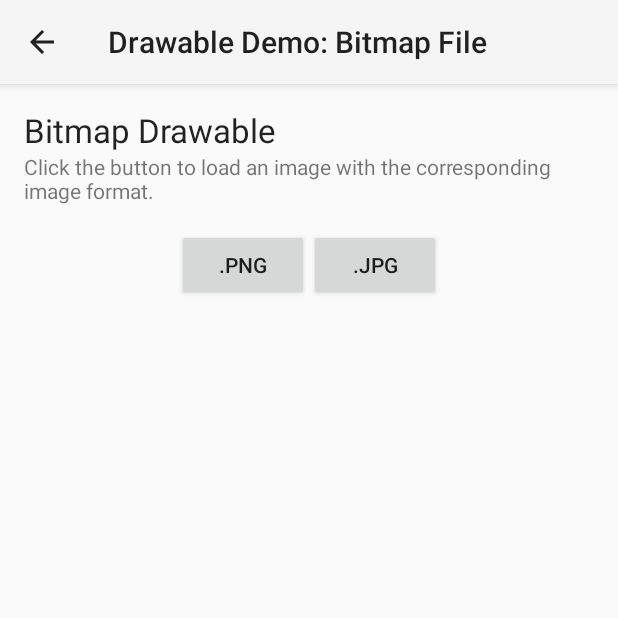
After one commit to LVCDeveloper/DrawableObjects-Repository, an Android app: the BitmapActivity screen opened directly, with no data from a screen before it, on a phone screen of 412 x 824 dp, the top half of it. The commit adds this screen. Run offline under Robolectric (Android 15) with nearby library versions, the phone set to English and light mode, and no system bars.

Commit message:
Created Bitmap Activity
The Bitmap Activity demonstrate the use of Bitmap Drawable to load an
.png image and an .jpg image.

```diff
--- /dev/null
+++ b/DrawableObjects/app/src/main/java/com/luongvc/studying/drawableobjects/BitmapActivity.java
@@ -0,0 +1,59 @@
+package com.luongvc.studying.drawableobjects;
+
+import android.app.ActionBar;
+import android.app.Activity;
+import android.content.Intent;
+import android.os.Bundle;
+import android.util.Log;
+import android.view.MenuItem;
+
+// This bitmap activity will demonstrate the use of bitmap drawable to display images in both
+// png and jpg format.
+//
+public class BitmapActivity
+    extends Activity
+{
+    //////////////////////////////////////////////////
+    // Constant Data Members
+
+    private static final String TAG = BitmapActivity.class.getSimpleName();
+
+    //////////////////////////////////////////////////
+    // Override Methods
+
+    @Override
+    public void onCreate( Bundle savedInstanceState )
+    {
+        Log.d( TAG, "onCreate()" );
+        super.onCreate( savedInstanceState );
+
+        // Create and add Bitmap fragment
+        BitmapFragment fragment = new BitmapFragment();
+        getFragmentManager().beginTransaction()
+                .add( android.R.id.content ,
+                        fragment , fragment.getClass().getSimpleName() )
+                .commit();
+
+        // Setup ActionBar so that the title icon is clickable
+        ActionBar actionBar = getActionBar();
+        actionBar.setDisplayHomeAsUpEnabled( true );
+    }
+
+    @Override
+    public boolean onOptionsItemSelected( MenuItem item )
+    {
+        Log.d( TAG , "onOptionsItemSelected" );
+
+        switch( item.getItemId() )
+        {
+            case android.R.id.home:
+                Log.d( TAG , "Starting home activity" );
+                Intent homeActivity = new Intent( this , MainActivity.class )
+                        .setFlags( Intent.FLAG_ACTIVITY_CLEAR_TOP );
+                startActivity( homeActivity );
+                break;
+        }
+
+        return super.onOptionsItemSelected( item );
+    }
+}
--- /dev/null
+++ b/DrawableObjects/app/src/main/java/com/luongvc/studying/drawableobjects/BitmapFragment.java
@@ -0,0 +1,104 @@
+package com.luongvc.studying.drawableobjects;
+
+import android.app.Fragment;
+import android.graphics.drawable.Drawable;
+import android.os.Bundle;
+import android.util.Log;
+import android.view.LayoutInflater;
+import android.view.View;
+import android.view.ViewGroup;
+import android.widget.Button;
+import android.widget.ImageView;
+
+// This fragment will display the variation of bitmap drawables.
+//
+public class BitmapFragment
+    extends Fragment
+{
+    //////////////////////////////////////////////////
+    // Constant Data Members
+
+    private static final String TAG = BitmapFragment.class.getSimpleName();
+
+    //////////////////////////////////////////////////
+    // View Controls
+
+    private Button mBtnPng;
+    private Button mBtnJpg;
+    private ImageView mImgDisplay;
+
+    //////////////////////////////////////////////////
+    // Override Methods
+
+    public View onCreateView( LayoutInflater inflater , ViewGroup container ,
+                              Bundle savedInstanceState )
+    {
+        Log.d( TAG , "onCreateView()" );
+
+        View view = inflater.inflate( R.layout.fragment_bitmap , null , false );
+
+        initViewControls( view );
+        regViewListeners( view );
+
+        return view;
+    }
+
+    //////////////////////////////////////////////////
+    // Protected Methods
+
+    // Initialize view controls to an object variable.
+    //
+    protected void initViewControls( View view )
+    {
+        Log.d( TAG , "initViewControls()" );
+
+        mBtnPng     = (Button)view.findViewById( R.id.bitmap_btn_png );
+        mBtnJpg     = (Button)view.findViewById( R.id.bitmap_btn_jpg );
+        mImgDisplay = (ImageView)view.findViewById( R.id.bitmap_img );
+    }
+
+    // Register listeners to a view controls.
+    //
+    protected void regViewListeners( View view )
+    {
+        Log.d( TAG , "regViewListeners()" );
+
+        mBtnPng.setOnClickListener( new View.OnClickListener()
+        {
+            @Override
+            public void onClick( View v )
+            {
+                displayPngImage();
+            }
+        } );
+
+        mBtnJpg.setOnClickListener( new View.OnClickListener()
+        {
+            @Override
+            public void onClick( View v )
+            {
+                displayJpgImage();
+            }
+        } );
+    }
+
+    // This function will set the display image to view an .png image.
+    //
+    protected void displayPngImage()
+    {
+        Log.d( TAG , "displayPngImage()" );
+
+        mImgDisplay.setImageResource( R.drawable.scapegoat_png );
+        mImgDisplay.setAdjustViewBounds( true );
+    }
+
+    // This function will set the display image to view an .png image.
+    //
+    protected void displayJpgImage()
+    {
+        Log.d( TAG, "displayJpgImage()" );
+
+        mImgDisplay.setImageResource( R.drawable.scapegoat_jpg );
+        mImgDisplay.setAdjustViewBounds( true );
+    }
+}
--- /dev/null
+++ b/DrawableObjects/app/src/main/res/layout/fragment_bitmap.xml
@@ -0,0 +1,59 @@
+<?xml version="1.0" encoding="utf-8"?>
+<RelativeLayout
+    xmlns:android="http://schemas.android.com/apk/res/android"
+    android:layout_width="match_parent"
+    android:layout_height="match_parent"
+    android:paddingLeft="@dimen/activity_horizontal_margin"
+    android:paddingRight="@dimen/activity_horizontal_margin"
+    android:paddingTop="@dimen/activity_vertical_margin"
+    android:paddingBottom="@dimen/activity_vertical_margin">
+
+    <TextView
+        android:layout_width="match_parent"
+        android:layout_height="wrap_content"
+        android:layout_alignParentStart="true"
+        android:textAppearance="?android:textAppearanceLarge"
+        android:id="@+id/bitmap_txt_header"
+        android:text="@string/bitmap_txt_header" />
+
+    <TextView
+        android:layout_width="match_parent"
+        android:layout_height="wrap_content"
+        android:layout_below="@id/bitmap_txt_header"
+        android:layout_marginBottom="@dimen/separator_margin"
+        android:textAppearance="?android:textAppearanceSmall"
+        android:id="@+id/bitmap_txt_description"
+        android:text="@string/bitmap_txt_description" />
+
+    <TextView
+        android:layout_width="wrap_content"
+        android:layout_height="wrap_content"
+        android:layout_below="@id/bitmap_txt_description"
+        android:layout_centerHorizontal="true"
+        android:id="@+id/bitmap_txt_button_separator"/>
+
+    <Button
+        android:layout_width="wrap_content"
+        android:layout_height="wrap_content"
+        android:layout_alignTop="@id/bitmap_txt_button_separator"
+        android:layout_toStartOf="@id/bitmap_txt_button_separator"
+        android:id="@+id/bitmap_btn_png"
+        android:text="@string/bitmap_btn_png"/>
+
+    <Button
+        android:layout_width="wrap_content"
+        android:layout_height="wrap_content"
+        android:layout_alignTop="@id/bitmap_txt_button_separator"
+        android:layout_toEndOf="@id/bitmap_txt_button_separator"
+        android:id="@+id/bitmap_btn_jpg"
+        android:text="@string/bitmap_btn_jpg"/>
+
+    <ImageView
+        android:layout_width="wrap_content"
+        android:layout_height="wrap_content"
+        android:layout_below="@id/bitmap_txt_button_separator"
+        android:paddingTop="@dimen/separator_margin"
+        android:layout_marginTop="@dimen/separator_margin"
+        android:id="@+id/bitmap_img"/>
+
+</RelativeLayout>
--- a/DrawableObjects/app/src/main/res/values/dimens.xml
+++ b/DrawableObjects/app/src/main/res/values/dimens.xml
@@ -2,6 +2,7 @@
     <!-- Default screen margins, per the Android Design guidelines. -->
     <dimen name="activity_horizontal_margin">16dp</dimen>
     <dimen name="activity_vertical_margin">16dp</dimen>
+    <dimen name="separator_margin">16dp</dimen>
 
     <!-- Shape dimensions -->
     <dimen name="shape_stroke_size">2dp</dimen>
--- /dev/null
+++ b/DrawableObjects/app/src/main/res/values/strings_bitmap.xml
@@ -0,0 +1,10 @@
+<?xml version="1.0" encoding="utf-8"?>
+<resources>
+
+    <!-- Bitmap Activity -->
+    <string name="bitmap_txt_header">Bitmap Drawable</string>
+    <string name="bitmap_txt_description">Click the button to load an image with the corresponding image format.</string>
+    <string name="bitmap_btn_png">.png</string>
+    <string name="bitmap_btn_jpg">.jpg</string>
+
+</resources>
--- a/DrawableObjects/app/src/main/res/values/strings_shape.xml
+++ b/DrawableObjects/app/src/main/res/values/strings_shape.xml
@@ -2,8 +2,8 @@
 <resources>
 
     <!-- Shapes Activity -->
-    <string name="shape_header">Shape Drawable</string>
-    <string name="shape_description">Click a shape to view more variations of the selected shape.</string>
+    <string name="shape_txt_header">Shape Drawable</string>
+    <string name="shape_txt_description">Click a shape to view more variations of the selected shape.</string>
     <string name="shape_txt_rectangle">Rectangle</string>
     <string name="shape_txt_oval">Oval</string>
     <string name="shape_txt_line">Line</string>
```
Also changed, not shown: DrawableObjects/app/src/main/AndroidManifest.xml (+8 -0 lines), DrawableObjects/app/src/main/java/com/luongvc/studying/drawableobjects/MainActivity.java (+21 -11 lines), DrawableObjects/app/src/main/res/layout/activity_main.xml (+11 -14 lines), DrawableObjects/app/src/main/res/layout/fragment_shape.xml (+5 -4 lines), DrawableObjects/app/src/main/res/drawable/scapegoat_jpg.jpg (added), DrawableObjects/app/src/main/res/drawable/scapegoat_png.png (added), 1 other file.
